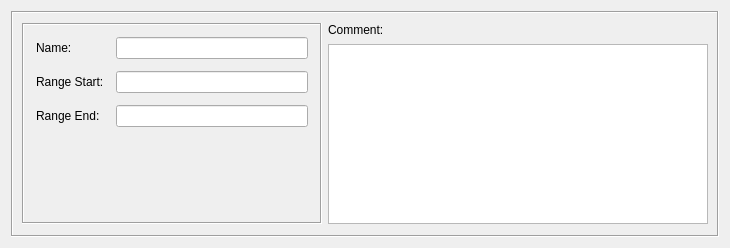
The window that src/gui/addressrangedialog_q.ui (fwbuilder/fwbuilder) describes before a commit, drawn with Qt 5.
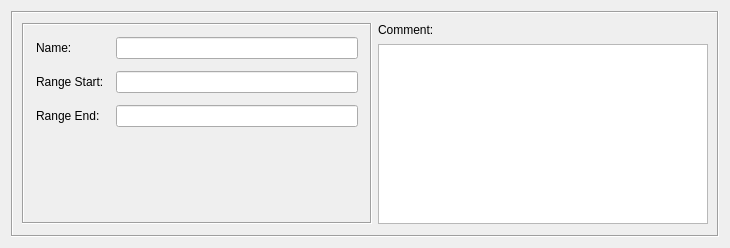
The same window after the commit.

Patch:
```diff
--- a/src/gui/addressrangedialog_q.ui
+++ b/src/gui/addressrangedialog_q.ui
@@ -41,13 +41,13 @@
         </property>
         <property name="minimumSize" >
          <size>
-          <width>300</width>
+          <width>350</width>
           <height>0</height>
          </size>
         </property>
         <property name="maximumSize" >
          <size>
-          <width>300</width>
+          <width>350</width>
           <height>16777215</height>
          </size>
         </property>
```
Left out of the diff: 1 changed line with no effect on the pictures.
